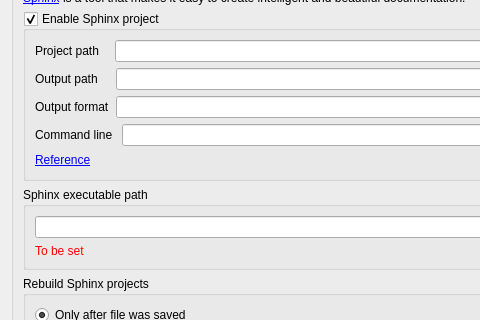
Old version of the form enki/plugins/preview/Settings.ui in the repository andreikop/enki; both pictures show x 0 to 480 and y 170 to 490 of the 958 by 687 pixel window.
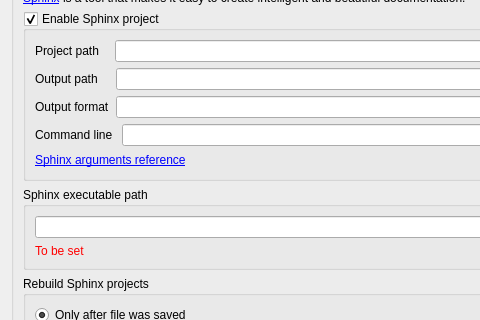
New version of the form.

Commit message: sphinx: longer label

Patch:
```diff
--- a/enki/plugins/preview/Settings.ui
+++ b/enki/plugins/preview/Settings.ui
@@ -169,7 +169,7 @@
            <item>
             <widget class="QLabel" name="lbSphinxReference">
              <property name="text">
-              <string>&lt;a href=&quot;http://sphinx-doc.org/invocation.html&quot;&gt;&lt;span style=&quot; text-decoration: underline; color:#0000ff;&quot;&gt;Reference&lt;/span&gt;&lt;/a&gt;</string>
+              <string>&lt;html&gt;&lt;head/&gt;&lt;body&gt;&lt;p&gt;&lt;a href=&quot;http://sphinx-doc.org/invocation.html&quot;&gt;&lt;span style=&quot; text-decoration: underline; color:#0000ff;&quot;&gt;Sphinx arguments reference&lt;/span&gt;&lt;/a&gt;&lt;/p&gt;&lt;/body&gt;&lt;/html&gt;</string>
              </property>
              <property name="alignment">
               <set>Qt::AlignLeading|Qt::AlignLeft|Qt::AlignVCenter</set>
```
